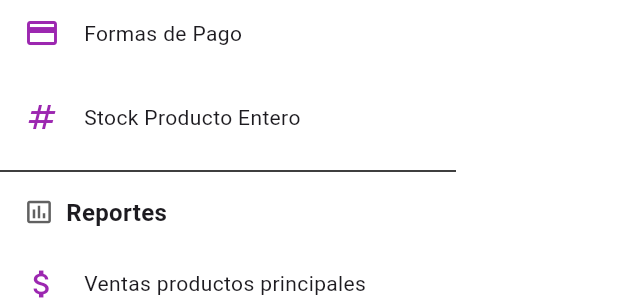
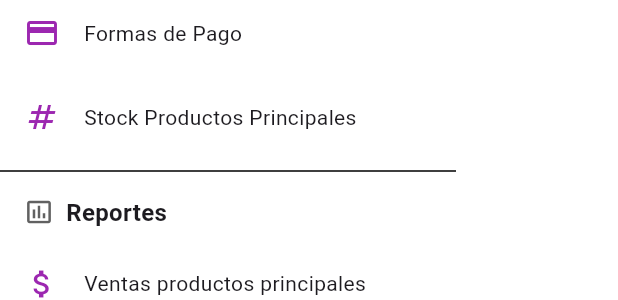
Before and after one commit to machellim/fine_cut, a Flutter app: the AppDrawer widget shown alone on an empty page, opened directly, on a phone screen of 412 x 824 dp. Shown: the part 786-1086 px from the top of the screen. Run offline on Flutter 3.47's test engine with Material 3 defaults, Android fonts, the phone set to English and light mode, and no system bars; our stand-ins replace bloc, drift, dropdown_search, equatable, flutter_bloc; accounts and stored records are empty; generated files the repository leaves out were written again.

Commit message:
feat: update purchase data retrieval to include subproducts and enhance stock display naming in the app drawer

```diff
--- a/lib/bloc/purchase/parent_product_stock/parent_product_stock_bloc.dart
+++ b/lib/bloc/purchase/parent_product_stock/parent_product_stock_bloc.dart
@@ -15,7 +15,7 @@ class ParentProductStockBloc
       try {
         emit(ParentProductStockListLoading());
         // await Future.delayed(Duration(seconds: 3));
-        final parentProducts = await purchaseDao.getParentProductStockList();
+        final parentProducts = await purchaseDao.getPurchasesWithSubproducts();
         emit(ParentProductStockListLoadSuccess(parentProducts));
       } catch (e) {
         emit(
@@ -33,7 +33,7 @@ class ParentProductStockBloc
           event.purchaseId,
           event.isSoldOut,
         );
-        final parentProducts = await purchaseDao.getParentProductStockList();
+        final parentProducts = await purchaseDao.getPurchasesWithSubproducts();
         emit(ParentProductStockListLoadSuccess(parentProducts));
       } catch (e) {
         emit(
--- a/lib/db/dao/purchase_dao.dart
+++ b/lib/db/dao/purchase_dao.dart
@@ -89,7 +89,10 @@ class PurchaseDao extends DatabaseAccessor<AppDatabase>
               db.products.id.equalsExp(purchases.productId),
             ),
           ])
-          ..where(db.products.hasSubProducts.equals(true))
+          ..where(
+            db.products.hasSubProducts.equals(true) &
+                purchases.status.equals('active'),
+          )
           ..orderBy([
             OrderingTerm(
               expression: purchases.createdAt,
--- a/lib/screens/cash_register/new_cash_register.dart
+++ b/lib/screens/cash_register/new_cash_register.dart
@@ -7,6 +7,7 @@ import 'package:fine_cut/widgets/app_button.dart';
 import 'package:fine_cut/widgets/app_date_field.dart';
 import 'package:fine_cut/widgets/app_loading_screen.dart';
 import 'package:fine_cut/widgets/app_message_type.dart';
+import 'package:fine_cut/widgets/app_number_field.dart';
 
 import 'package:fine_cut/widgets/app_scaffold.dart';
 import 'package:fine_cut/widgets/app_textfield.dart';
@@ -62,7 +63,9 @@ class _NewCashRegisterScreenState extends State<NewCashRegisterScreen> {
           } else if (state is DataCashRegisterLoadSuccess) {
             final lastClosingAmount = state.lastClosingAmount;
             final nextRegisterDate = state.nextRegisterDate;
-            _openingAmountController.text = state.lastClosingAmount.toString();
+            _openingAmountController.text = AppUtils.formatDouble(
+              lastClosingAmount,
+            );
             _registerDateController.text = AppUtils.formatDate(
               nextRegisterDate,
             );
--- a/lib/widgets/app_drawer.dart
+++ b/lib/widgets/app_drawer.dart
@@ -187,7 +187,7 @@ class AppDrawer extends StatelessWidget {
               Icons.numbers,
               color: Theme.of(context).colorScheme.primary,
             ),
-            title: Text('Stock Producto Entero', style: textStyle),
+            title: Text('Stock Productos Principales', style: textStyle),
             onTap: () {
               Navigator.pop(context);
               Navigator.pushNamed(context, 'parent-product-stock');
```
